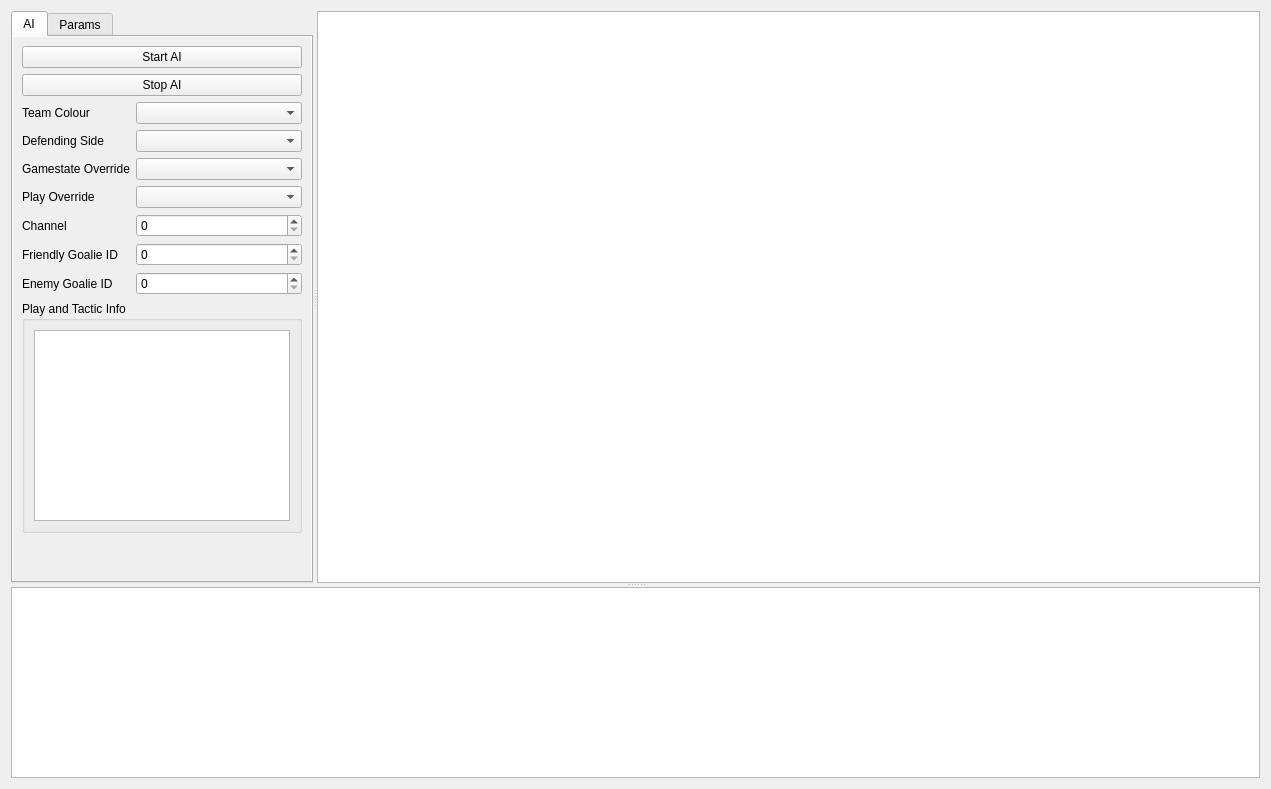
Old version of the form src/software/gui/full_system/ui/main_widget.ui in the repository UBC-Thunderbots/Software.
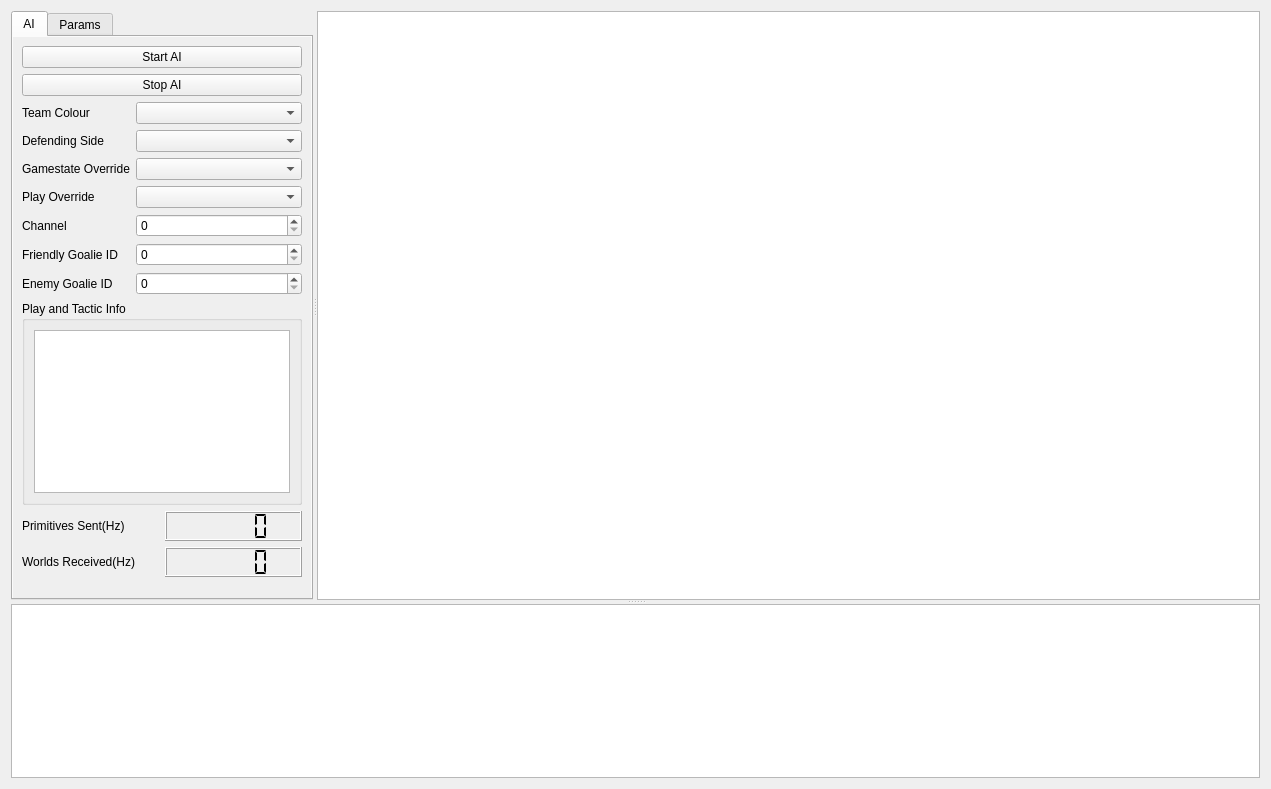
New version of the form. Custom widgets are drawn as their Qt base class.

Commit message:
Added Data Received Per Second Counter to Full System Main (#1746)
* observer modification and tests

* WIP

* WIP

* formatting

* fix bad commits

* fix

* resolve comments

* add data sent counter

* make lcd bigger

* formatting

* tiny bug fix

* fix CI

* resolve comments

* oops

What changed in the file:
```diff
--- a/src/software/gui/full_system/ui/main_widget.ui
+++ b/src/software/gui/full_system/ui/main_widget.ui
@@ -191,6 +191,61 @@
            </layout>
           </widget>
          </item>
+         <item>
+          <layout class="QGridLayout" name="gridLayout">
+           <item row="2" column="2">
+            <widget class="QLabel" name="worlds_received_label">
+             <property name="text">
+              <string>Worlds Received(Hz)</string>
+             </property>
+            </widget>
+           </item>
+           <item row="2" column="3">
+            <widget class="QLCDNumber" name="worlds_received_lcd">
+             <property name="minimumSize">
+              <size>
+               <width>0</width>
+               <height>30</height>
+              </size>
+             </property>
+             <property name="smallDecimalPoint">
+              <bool>false</bool>
+             </property>
+             <property name="segmentStyle">
+              <enum>QLCDNumber::Flat</enum>
+             </property>
+            </widget>
+           </item>
+           <item row="1" column="2">
+            <widget class="QLabel" name="primitives_sent_label">
+             <property name="text">
+              <string>Primitives Sent(Hz)</string>
+             </property>
+            </widget>
+           </item>
+           <item row="1" column="3">
+            <widget class="QLCDNumber" name="primitives_sent_lcd">
+             <property name="minimumSize">
+              <size>
+               <width>0</width>
+               <height>30</height>
+              </size>
+             </property>
+             <property name="font">
+              <font>
+               <pointsize>9</pointsize>
+              </font>
+             </property>
+             <property name="smallDecimalPoint">
+              <bool>false</bool>
+             </property>
+             <property name="segmentStyle">
+              <enum>QLCDNumber::Flat</enum>
+             </property>
+            </widget>
+           </item>
+          </layout>
+         </item>
          <item>
           <spacer name="ai_tab_vertical_spacer">
            <property name="orientation">
```
The commit also changes 8 other files.
